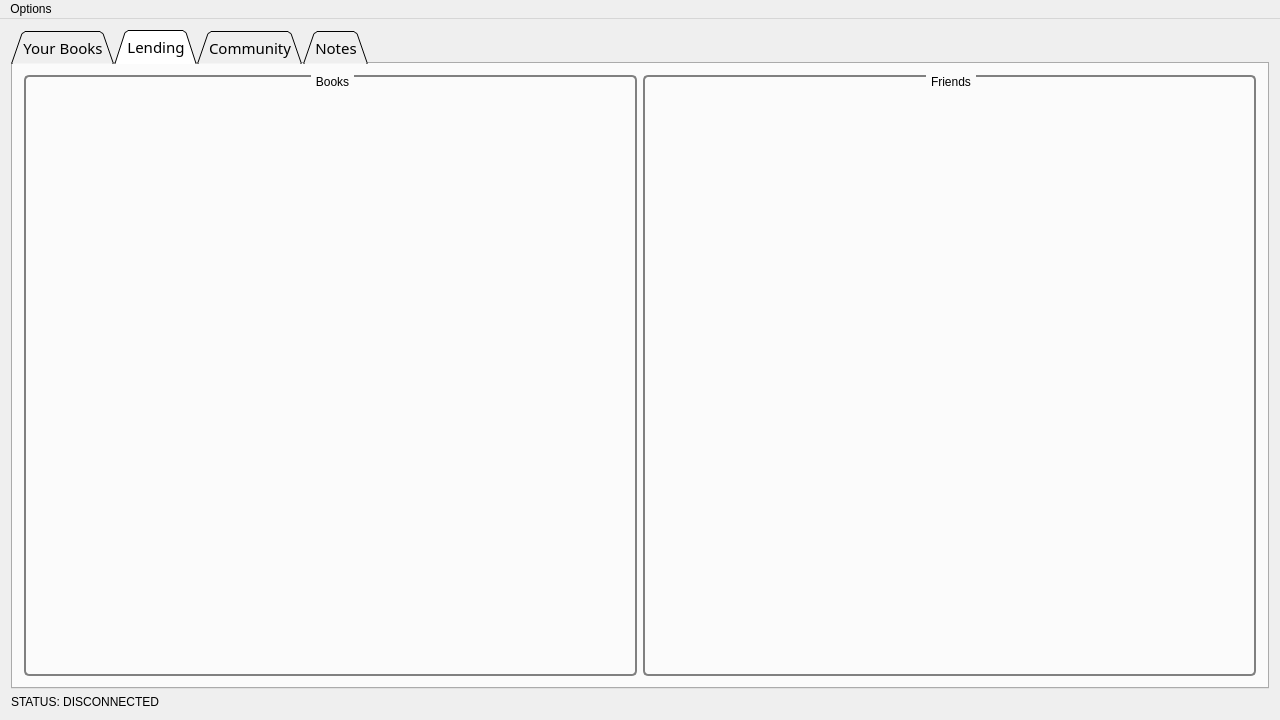
lewypiotrek/Study_HomeLibrary, file homelibrary.ui: the form before one commit.
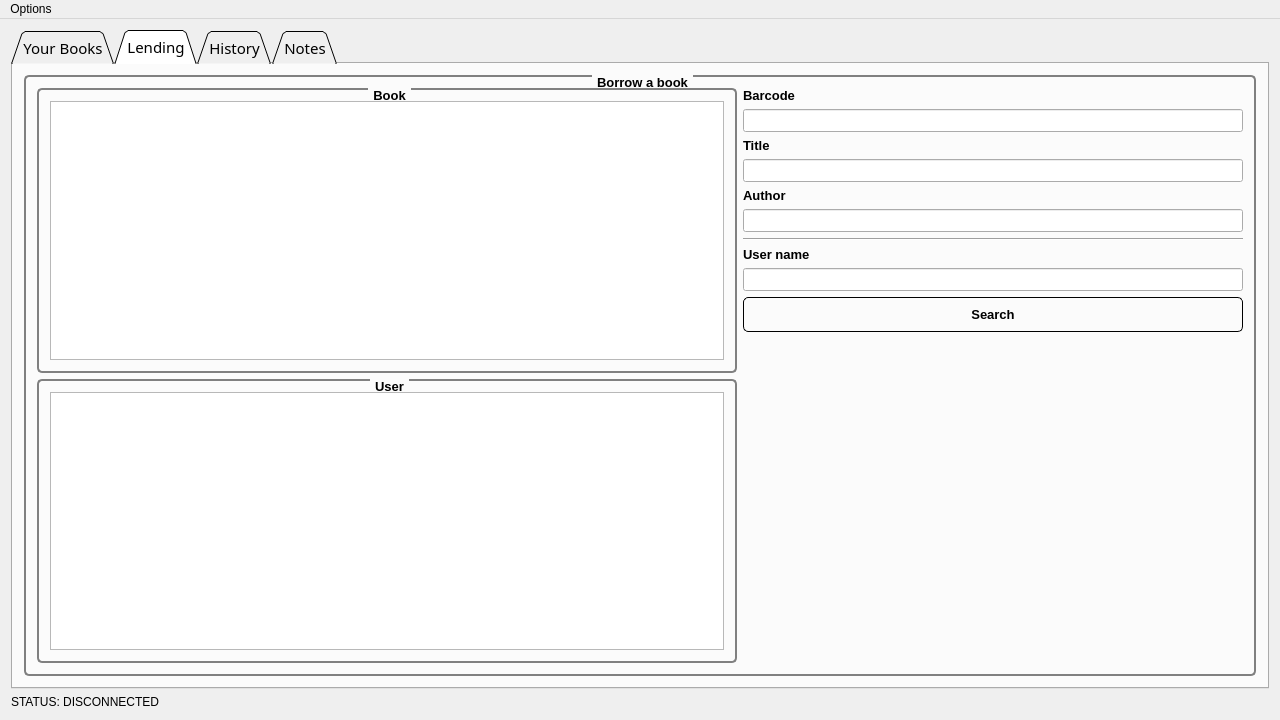
The form after the commit. The open tabs and pages were chosen to show the change. Icons and pictures are not drawn.

What changed in the file:
```diff
--- a/homelibrary.ui
+++ b/homelibrary.ui
@@ -292,25 +292,180 @@
         <string>Lending</string>
        </attribute>
        <layout class="QGridLayout" name="gridLayout">
-        <item row="0" column="0">
-         <widget class="QGroupBox" name="groupBox_2">
-          <property name="title">
-           <string>Books</string>
+        <item row="1" column="0">
+         <widget class="QGroupBox" name="groupBox_Borrow">
+          <property name="font">
+           <font>
+            <pointsize>10</pointsize>
+            <weight>75</weight>
+            <bold>true</bold>
+           </font>
           </property>
-         </widget>
-        </item>
-        <item row="0" column="1">
-         <widget class="QGroupBox" name="groupBox_3">
+          <property name="layoutDirection">
+           <enum>Qt::LeftToRight</enum>
+          </property>
           <property name="title">
-           <string>Friends</string>
+           <string>Borrow a book</string>
           </property>
+          <property name="alignment">
+           <set>Qt::AlignJustify|Qt::AlignTop</set>
+          </property>
+          <property name="flat">
+           <bool>false</bool>
+          </property>
+          <property name="checkable">
+           <bool>false</bool>
+          </property>
+          <layout class="QGridLayout" name="gridLayout_3">
+           <item row="0" column="0">
+            <layout class="QGridLayout" name="gridLayout_Lending">
+             <item row="0" column="0">
+              <widget class="QGroupBox" name="groupBox_Book">
+               <property name="sizePolicy">
+                <sizepolicy hsizetype="Minimum" vsizetype="Preferred">
+                 <horstretch>0</horstretch>
+                 <verstretch>0</verstretch>
+                </sizepolicy>
+               </property>
+               <property name="minimumSize">
+                <size>
+                 <width>700</width>
+                 <height>0</height>
+                </size>
+               </property>
+               <property name="title">
+                <string>Book</string>
+               </property>
+               <layout class="QVBoxLayout" name="verticalLayout_2">
+                <item>
+                 <widget class="QTableView" name="tableView"/>
+                </item>
+               </layout>
+              </widget>
+             </item>
+             <item row="1" column="0">
+              <widget class="QGroupBox" name="groupBox_User">
+               <property name="minimumSize">
+                <size>
+                 <width>700</width>
+                 <height>0</height>
+                </size>
+               </property>
+               <property name="title">
+                <string>User</string>
+               </property>
+               <layout class="QVBoxLayout" name="verticalLayout_3">
+                <item>
+                 <widget class="QTableView" name="tableView_3"/>
+                </item>
+               </layout>
+              </widget>
+             </item>
+            </layout>
+           </item>
+           <item row="0" column="1">
+            <layout class="QGridLayout" name="gridLayout_4">
+             <item row="2" column="0">
+              <widget class="QLabel" name="label_title">
+               <property name="sizePolicy">
+                <sizepolicy hsizetype="Preferred" vsizetype="Fixed">
+                 <horstretch>0</horstretch>
+                 <verstretch>0</verstretch>
+                </sizepolicy>
+               </property>
+               <property name="text">
+                <string>Title</string>
+               </property>
+              </widget>
+             </item>
+             <item row="9" column="0">
+              <widget class="QPushButton" name="pushButton">
+               <property name="minimumSize">
+                <size>
+                 <width>0</width>
+                 <height>35</height>
+                </size>
+               </property>
+               <property name="text">
+                <string>Search</string>
+               </property>
+              </widget>
+             </item>
+             <item row="4" column="0">
+              <widget class="QLabel" name="label">
+               <property name="sizePolicy">
+                <sizepolicy hsizetype="Fixed" vsizetype="Fixed">
+                 <horstretch>0</horstretch>
+                 <verstretch>0</verstretch>
+                </sizepolicy>
+               </property>
+               <property name="text">
+                <string>Author</string>
+               </property>
+              </widget>
+             </item>
+             <item row="7" column="0">
+              <widget class="QLabel" name="label_userName">
+               <property name="text">
+                <string>User name</string>
+               </property>
+              </widget>
+             </item>
+             <item row="0" column="0">
+              <widget class="QLabel" name="label_barcode">
+               <property name="sizePolicy">
+                <sizepolicy hsizetype="Preferred" vsizetype="Fixed">
+                 <horstretch>0</horstretch>
+                 <verstretch>0</verstretch>
+                </sizepolicy>
+               </property>
+               <property name="text">
+                <string>Barcode</string>
+               </property>
+              </widget>
+             </item>
+             <item row="10" column="0">
+              <spacer name="verticalSpacer">
+               <property name="orientation">
+                <enum>Qt::Vertical</enum>
+               </property>
+               <property name="sizeHint" stdset="0">
+                <size>
+                 <width>20</width>
+                 <height>40</height>
+                </size>
+               </property>
+              </spacer>
+             </item>
+             <item row="8" column="0">
+              <widget class="QLineEdit" name="lineEdit_userName"/>
+             </item>
+             <item row="1" column="0">
+              <widget class="QLineEdit" name="lineEdit_barcode"/>
+             </item>
+             <item row="3" column="0">
+              <widget class="QLineEdit" name="lineEdit_title"/>
+             </item>
+             <item row="5" column="0">
+              <widget class="QLineEdit" name="lineEdit"/>
+             </item>
+             <item row="6" column="0">
+              <widget class="Line" name="line">
+               <property name="orientation">
+                <enum>Qt::Horizontal</enum>
+               </property>
+              </widget>
+             </item>
+            </layout>
+           </item>
+          </layout>
          </widget>
         </item>
        </layout>
       </widget>
       <widget class="QWidget" name="tab_3">
        <attribute name="title">
-        <string>Community</string>
+        <string>History</string>
        </attribute>
       </widget>
       <widget class="QWidget" name="tab_4">
```
Left out of the diff: 25 changed lines with no effect on the pictures.
